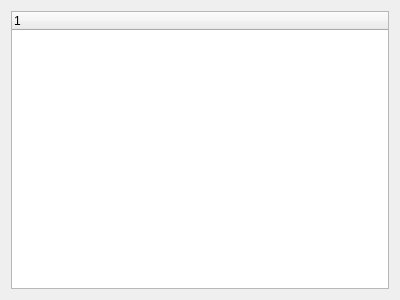
CanoeH01/KeyboardMouseMacroApp, file gui/edit_macro.ui: the form before one commit.
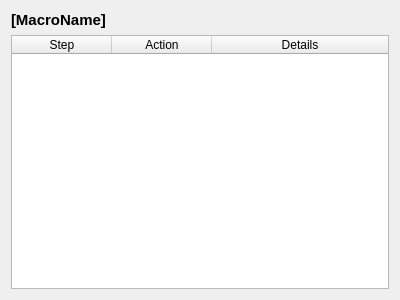
The form after the commit.

Commit message: Hooked macro data up to QTreeWidget object Can view macro information but not edit yet

Patch:
```diff
--- a/gui/edit_macro.ui
+++ b/gui/edit_macro.ui
@@ -14,13 +14,61 @@
    <string>Edit Macro</string>
   </property>
   <layout class="QGridLayout" name="gridLayout">
-   <item row="0" column="0">
+   <item row="1" column="0">
     <widget class="QTreeWidget" name="treeMacroData">
+     <property name="styleSheet">
+      <string notr="true">    QTreeWidget::item {
+        padding-top: 3px;
+		 padding-bottom: 3px;    
+    }
+</string>
+     </property>
+     <property name="animated">
+      <bool>true</bool>
+     </property>
+     <property name="columnCount">
+      <number>3</number>
+     </property>
+     <attribute name="headerVisible">
+      <bool>true</bool>
+     </attribute>
      <column>
       <property name="text">
-       <string notr="true">1</string>
+       <string>Step</string>
       </property>
+      <property name="textAlignment">
+       <set>AlignCenter</set>
+      </property>
      </column>
+     <column>
+      <property name="text">
+       <string>Action</string>
+      </property>
+      <property name="textAlignment">
+       <set>AlignCenter</set>
+      </property>
+     </column>
+     <column>
+      <property name="text">
+       <string>Details</string>
+      </property>
+      <property name="textAlignment">
+       <set>AlignCenter</set>
+      </property>
+     </column>
+    </widget>
+   </item>
+   <item row="0" column="0">
+    <widget class="QLabel" name="lblMacroName">
+     <property name="font">
+      <font>
+       <pointsize>11</pointsize>
+       <bold>true</bold>
+      </font>
+     </property>
+     <property name="text">
+      <string>[MacroName]</string>
+     </property>
     </widget>
    </item>
   </layout>
```
The commit also changes 2 other files.
